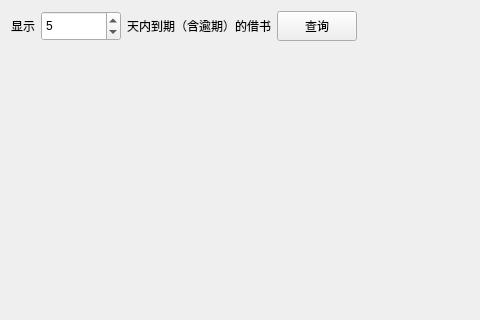
Before: the Qt Designer form src/RemindReturnForm.ui in zhiweij1/LibrarySystem, drawn with Qt 5; both pictures show x 0 to 480 and y 0 to 320 of the 800 by 600 pixel window.
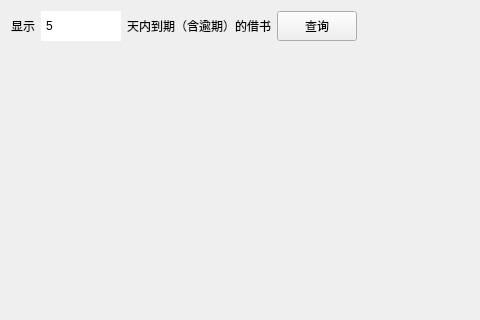
After: the same form once the commit is applied.

Diff of the .ui file:
```diff
--- a/src/RemindReturnForm.ui
+++ b/src/RemindReturnForm.ui
@@ -37,6 +37,9 @@
          <height>30</height>
         </size>
        </property>
+       <property name="styleSheet">
+        <string>QSpinBox::up-button, QSpinBox::down-button { width: 0; border: none; }</string>
+       </property>
        <property name="minimum">
         <number>0</number>
        </property>
```
